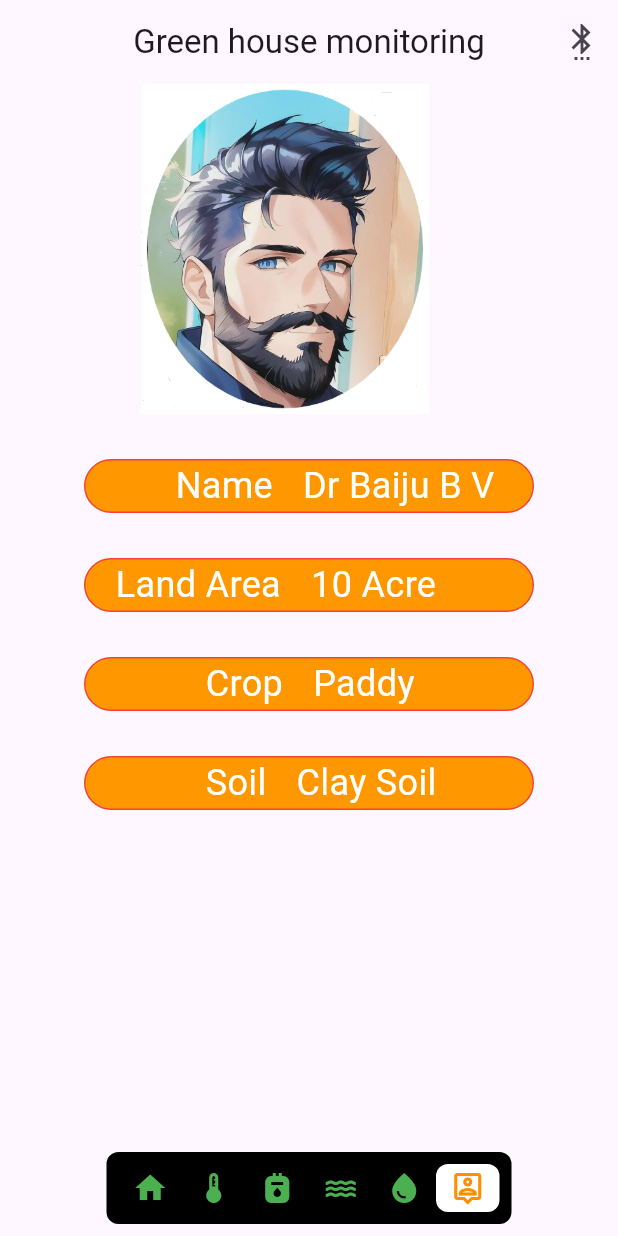
After one commit to IJSK10/greenhouseapp, a Flutter app: the screen it shows after launch, item 6 of the bottom bar chosen, on a phone screen of 412 x 824 dp. The commit adds this screen. Run offline on Flutter 3.47's test engine with Material 2 defaults, Android fonts, the phone set to English and light mode, and no system bars; drawn by our look-alikes of floating_bottom_navigation_bar; our stand-ins replace flutter_bluetooth_serial, flutter_local_notifications, syncfusion_flutter_charts; network calls fail.

Commit message:
third commit

```diff
--- a/lib/homepage.dart
+++ b/lib/homepage.dart
@@ -9,6 +9,8 @@ import './home.dart';
 import './gas.dart';
 import './moisture.dart';
 import 'humidity.dart';
+import './profile.dart';
+import 'package:http/http.dart' as http;
 
 enum BluetoothConnectionState {
   disconnected,
@@ -31,7 +33,7 @@ class _MyHomePageState extends State<MyHomePage> {
   BluetoothConnection connection;
   String _messageBuffer = '';
 
-  void _onDataReceived(Uint8List data) {
+  void _onDataReceived(Uint8List data) async {
     int backspacesCounter = 0;
     data.forEach((byte) {
       if (byte == 8 || byte == 127) {
@@ -79,10 +81,18 @@ class _MyHomePageState extends State<MyHomePage> {
       print("hello${message}");
       var arr = message.split("|");
       print(arr);
+
       sett(int.parse(arr[0]));
       seth(int.parse(arr[1]));
       setm(int.parse(arr[2]),connection);
       setg(int.parse(arr[3]));
+      var url= "https://api.thingspeak.com/update?api_key=LX9Q3P3FAA4I1DK9&field1="+arr[0]+"&field2="+arr[1]+"&field3="+arr[3]+"&field4="+arr[2];
+      final response = await http.post(
+    Uri.parse(url),
+    headers: <String, String>{
+      'Content-Type': 'application/json; charset=UTF-8',
+    },
+  );
     }
   }
 
@@ -133,7 +143,7 @@ class _MyHomePageState extends State<MyHomePage> {
       ),
       extendBody: true,
       body: Center(
-          child: Column(
+          child: Expanded(child: Column(
         children: [
           if (_index == 0) ...[
             Home(),
@@ -145,11 +155,13 @@ class _MyHomePageState extends State<MyHomePage> {
             Moisture(),
           ] else if (_index == 4) ...[
             Humidity(),
+          ] else if (_index == 5) ...[
+            Profile(),
           ],
         ],
-      )),
+      ))),
       bottomNavigationBar: FloatingNavbar(
-          width: 250,
+          width: 270,
           unselectedItemColor: Colors.green,
           onTap: (int val) => setState(() => _index = val),
           currentIndex: _index,
@@ -160,7 +172,8 @@ class _MyHomePageState extends State<MyHomePage> {
             ),
             FloatingNavbarItem(icon: Icons.gas_meter),
             FloatingNavbarItem(icon: Icons.water_sharp),
-            FloatingNavbarItem(icon: Icons.water_drop_sharp)
+            FloatingNavbarItem(icon: Icons.water_drop_sharp),
+            FloatingNavbarItem(icon: Icons.person_pin_outlined)
           ],
           selectedItemColor: Colors.amber[800],
           ),
--- a/lib/main.dart
+++ b/lib/main.dart
@@ -1,8 +1,11 @@
 import 'package:flutter/material.dart';
+import './notifi_service.dart';
 
 import './homepage.dart';
 
 void main() {
+  WidgetsFlutterBinding.ensureInitialized();
+  NotificationService().initNotification();
   runApp(MyApp());
 }
 
@@ -11,7 +14,7 @@ class MyApp extends StatelessWidget {
   Widget build(BuildContext context) {
     return MaterialApp(
       title: 'Greenhouse Monitoring',
-      theme:ThemeData(
+      theme: ThemeData(
         primarySwatch: Colors.purple,
         useMaterial3: true,
       ),
--- /dev/null
+++ b/lib/profile.dart
@@ -0,0 +1,41 @@
+import 'package:flutter/material.dart';
+
+class Profile extends StatelessWidget {
+  @override
+  Widget build(BuildContext context) {
+    return Container(
+      child: Column(children: <Widget>[
+        Row(children: [SizedBox(width: 80,),Image.asset('assets/baiju.png',height: 220,width: 220,)],),
+        SizedBox(height: 30,),
+        Container(width: 300,child: Row(children: [SizedBox(width: 60,),Text("Name",style: TextStyle(color: Colors.white, fontSize: 24),),SizedBox(width: 20,),Text("Dr Baiju B V",style: TextStyle(color: Colors.white, fontSize: 24),)],),decoration: BoxDecoration(color:Colors.orange,
+    border: Border.all(
+      color: Colors.red[500],
+    ),
+    borderRadius: BorderRadius.all(Radius.circular(20))
+  ),),
+  SizedBox(height: 30,),
+        Container(width: 300,child: Row(children: [SizedBox(width: 20,),Text("Land Area",style: TextStyle(color: Colors.white, fontSize: 24),),SizedBox(width: 20,),Text("10 Acre",style: TextStyle(color: Colors.white, fontSize: 24),)],),decoration: BoxDecoration(color:Colors.orange,
+    border: Border.all(
+      color: Colors.red[500],
+    ),
+    borderRadius: BorderRadius.all(Radius.circular(20))
+  ),),
+  SizedBox(height: 30,),
+        Container(width: 300,child: Row(children: [SizedBox(width: 80,),Text("Crop",style: TextStyle(color: Colors.white, fontSize: 24),),SizedBox(width: 20,),Text("Paddy",style: TextStyle(color: Colors.white, fontSize: 24),)],),decoration: BoxDecoration(color:Colors.orange,
+    border: Border.all(
+      color: Colors.red[500],
+    ),
+    borderRadius: BorderRadius.all(Radius.circular(20))
+  ),),
+  SizedBox(height: 30,),
+        Container(width: 300,child: Row(children: [SizedBox(width: 80,),Text("Soil",style: TextStyle(color: Colors.white, fontSize: 24),),SizedBox(width: 20,),Text("Clay Soil",style: TextStyle(color: Colors.white, fontSize: 24),)],),decoration: BoxDecoration(color:Colors.orange,
+    border: Border.all(
+      color: Colors.red[500],
+    ),
+    borderRadius: BorderRadius.all(Radius.circular(20))
+  ),),
+
+      ]),
+    );
+  }
+}
--- a/pubspec.yaml
+++ b/pubspec.yaml
@@ -31,6 +31,8 @@ dependencies:
   floating_bottom_navigation_bar: ^1.5.2
   syncfusion_flutter_charts: ^20.4.52
   rounded_background_text: ^0.3.0
+  http: ^0.13.5
+  flutter_local_notifications: ^13.0.0
 
 dev_dependencies:
   floating_bottom_navigation_bar: ^1.5.2
@@ -53,6 +55,8 @@ flutter:
   # assets:
   #   - images/a_dot_burr.jpeg
   #   - images/a_dot_ham.jpeg
+  assets:
+    - assets/
 
   # An image asset can refer to one or more resolution-specific "variants", see
   # https://flutter.dev/assets-and-images/#resolution-aware.
```
Also changed, not shown: lib/gas.dart (+18 -10 lines), lib/home.dart (+120 -4 lines), lib/humidity.dart (+18 -9 lines), lib/moisture.dart (+15 -10 lines), lib/notifi_service.dart (added, +38 -0 lines), lib/temp.dart (+29 -12 lines), assets/baiju.png (added), assets/greenhouse.png (added), assets/greenhouse1.png (added), pubspec.lock, 9 other files.
